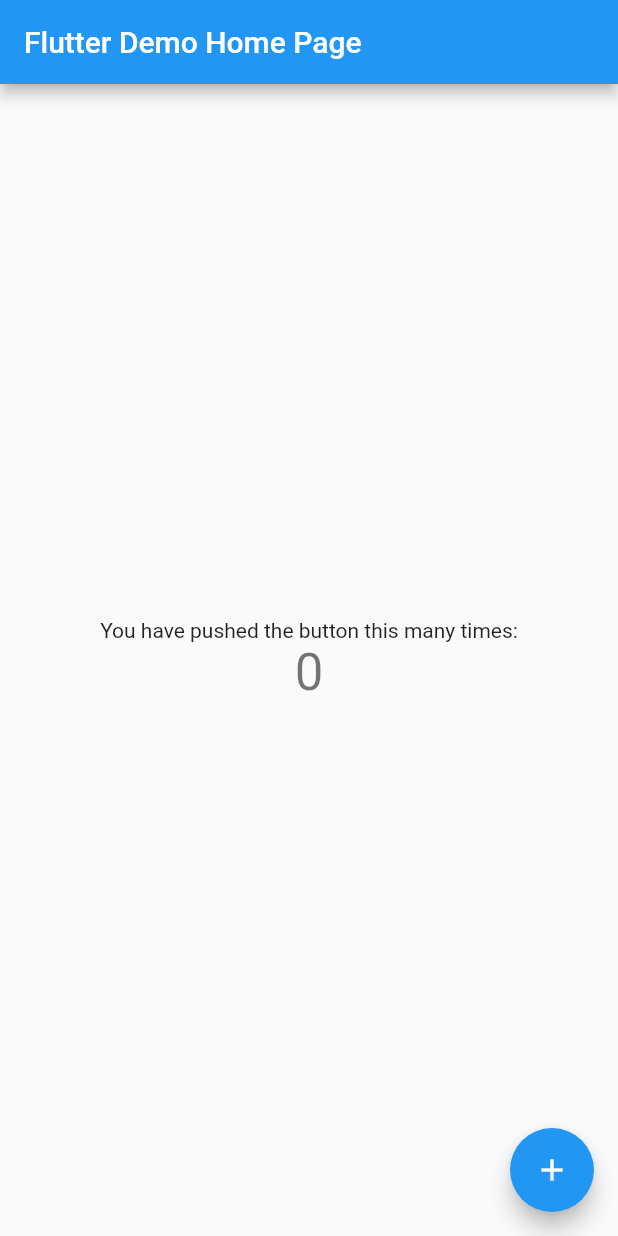
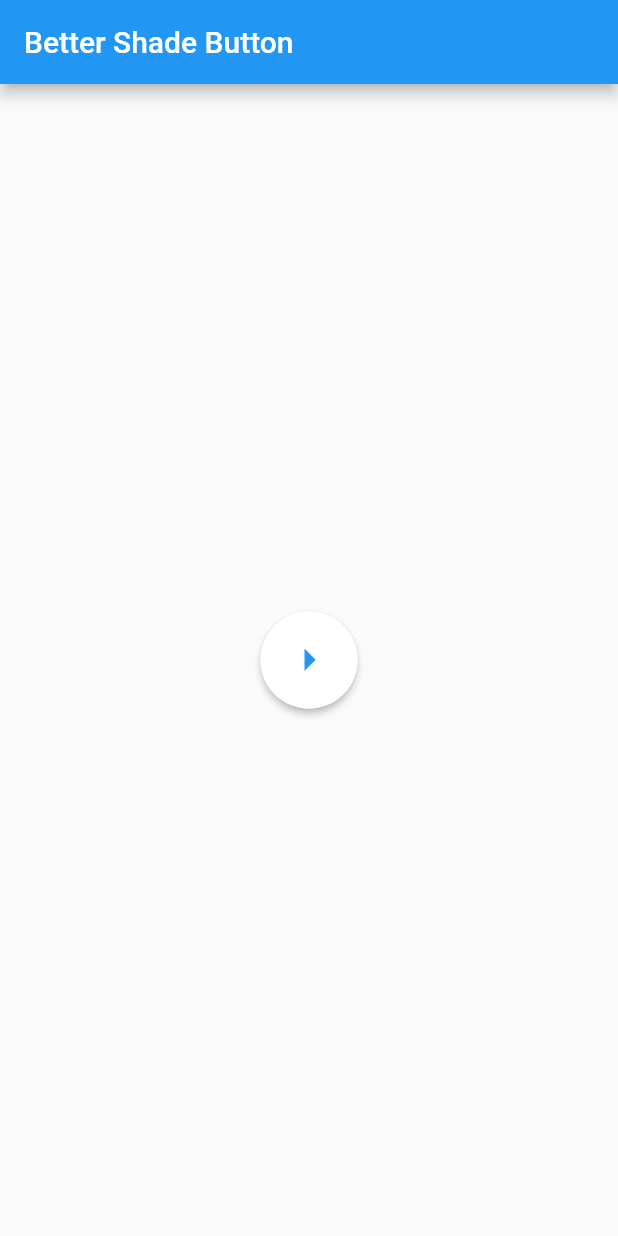
Before and after one commit to danbox/better_shade_button, a Flutter app: the screen it shows after launch, on a phone screen of 412 x 824 dp. Run offline on Flutter 3.47's test engine with Material 2 defaults, Android fonts, the phone set to English and light mode, and no system bars; missing offline and left inert: audioplayer.

Commit message:
playing around with sounds and a button

```diff
--- a/lib/main.dart
+++ b/lib/main.dart
@@ -1,60 +1,34 @@
 import 'package:flutter/material.dart';
+import 'package:better_shade_button/sounds.dart';
 
-void main() => runApp(MyApp());
+void main() => runApp(BetterShadeButton());
 
-class MyApp extends StatelessWidget {
+class BetterShadeButton extends StatelessWidget {
   // This widget is the root of your application.
   @override
   Widget build(BuildContext context) {
     return MaterialApp(
-      title: 'Flutter Demo',
-      theme: ThemeData(
-        // This is the theme of your application.
-        //
-        // Try running your application with "flutter run". You'll see the
-        // application has a blue toolbar. Then, without quitting the app, try
-        // changing the primarySwatch below to Colors.green and then invoke
-        // "hot reload" (press "r" in the console where you ran "flutter run",
-        // or simply save your changes to "hot reload" in a Flutter IDE).
-        // Notice that the counter didn't reset back to zero; the application
-        // is not restarted.
-        primarySwatch: Colors.blue,
-      ),
-      home: MyHomePage(title: 'Flutter Demo Home Page'),
+      title: 'Better Shade Button',
+      theme: ThemeData(primarySwatch: Colors.blue),
+      home: MainWidget(title: 'Better Shade Button'),
     );
   }
 }
 
-class MyHomePage extends StatefulWidget {
-  MyHomePage({Key key, this.title}) : super(key: key);
-
-  // This widget is the home page of your application. It is stateful, meaning
-  // that it has a State object (defined below) that contains fields that affect
-  // how it looks.
-
-  // This class is the configuration for the state. It holds the values (in this
-  // case the title) provided by the parent (in this case the App widget) and
-  // used by the build method of the State. Fields in a Widget subclass are
-  // always marked "final".
+class MainWidget extends StatefulWidget {
+  MainWidget({Key key, this.title}) : super(key: key);
 
   final String title;
 
   @override
-  _MyHomePageState createState() => _MyHomePageState();
+  MainWidgetState createState() => MainWidgetState();
 }
 
-class _MyHomePageState extends State<MyHomePage> {
-  int _counter = 0;
+class MainWidgetState extends State<MainWidget> {
+  SoundManager soundManager = SoundManager();
 
-  void _incrementCounter() {
-    setState(() {
-      // This call to setState tells the Flutter framework that something has
-      // changed in this State, which causes it to rerun the build method below
-      // so that the display can reflect the updated values. If we changed
-      // _counter without calling setState(), then the build method would not be
-      // called again, and so nothing would appear to happen.
-      _counter++;
-    });
+  void _playSound() {
+    soundManager.playLocal('shade.mp3');
   }
 
   @override
@@ -74,38 +48,19 @@
       body: Center(
         // Center is a layout widget. It takes a single child and positions it
         // in the middle of the parent.
-        child: Column(
-          // Column is also layout widget. It takes a list of children and
-          // arranges them vertically. By default, it sizes itself to fit its
-          // children horizontally, and tries to be as tall as its parent.
-          //
-          // Invoke "debug painting" (press "p" in the console, choose the
-          // "Toggle Debug Paint" action from the Flutter Inspector in Android
-          // Studio, or the "Toggle Debug Paint" command in Visual Studio Code)
-          // to see the wireframe for each widget.
-          //
-          // Column has various properties to control how it sizes itself and
-          // how it positions its children. Here we use mainAxisAlignment to
-          // center the children vertically; the main axis here is the vertical
-          // axis because Columns are vertical (the cross axis would be
-          // horizontal).
-          mainAxisAlignment: MainAxisAlignment.center,
-          children: <Widget>[
-            Text(
-              'You have pushed the button this many times:',
-            ),
-            Text(
-              '$_counter',
-              style: Theme.of(context).textTheme.display1,
-            ),
-          ],
+        child: RawMaterialButton(
+          onPressed: _playSound,
+          child: new Icon(
+            Icons.arrow_right,
+            color: Colors.blue,
+            size: 35.0,
+          ),
+          shape: new CircleBorder(),
+          elevation: 2.0,
+          fillColor: Colors.white,
+          padding: const EdgeInsets.all(15.0),
         ),
       ),
-      floatingActionButton: FloatingActionButton(
-        onPressed: _incrementCounter,
-        tooltip: 'Increment',
-        child: Icon(Icons.add),
-      ), // This trailing comma makes auto-formatting nicer for build methods.
     );
   }
 }
```
Also changed, not shown: lib/sounds.dart (added, +21 -0 lines), pubspec.yaml (+6 -4 lines), 2 other files.
